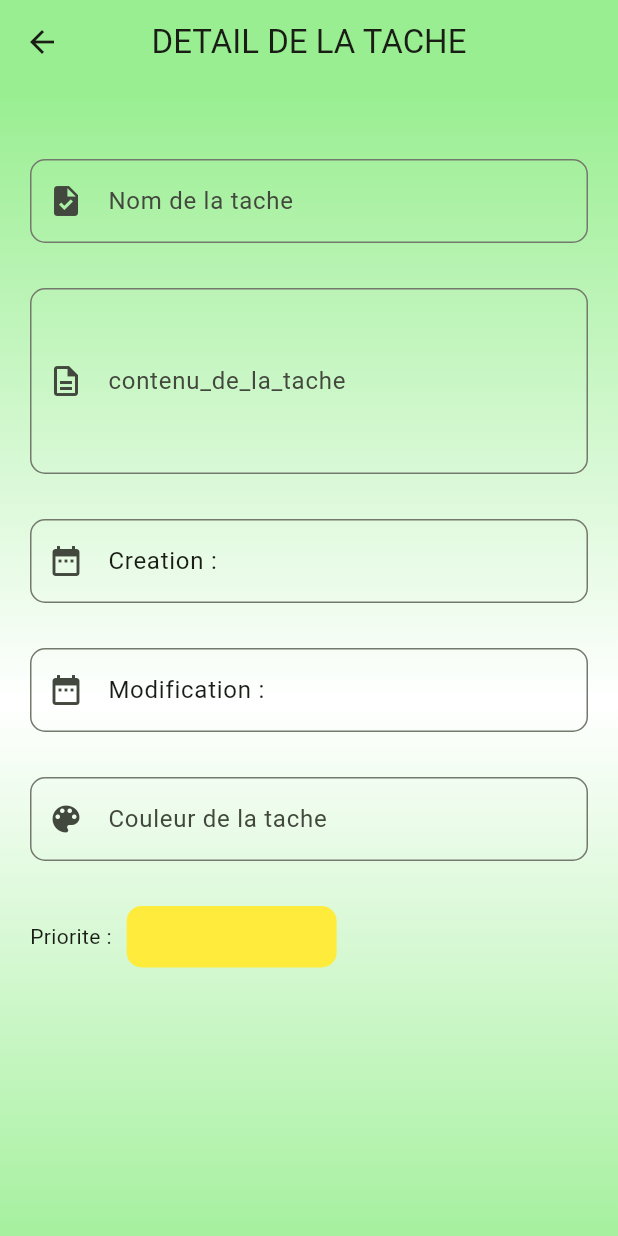
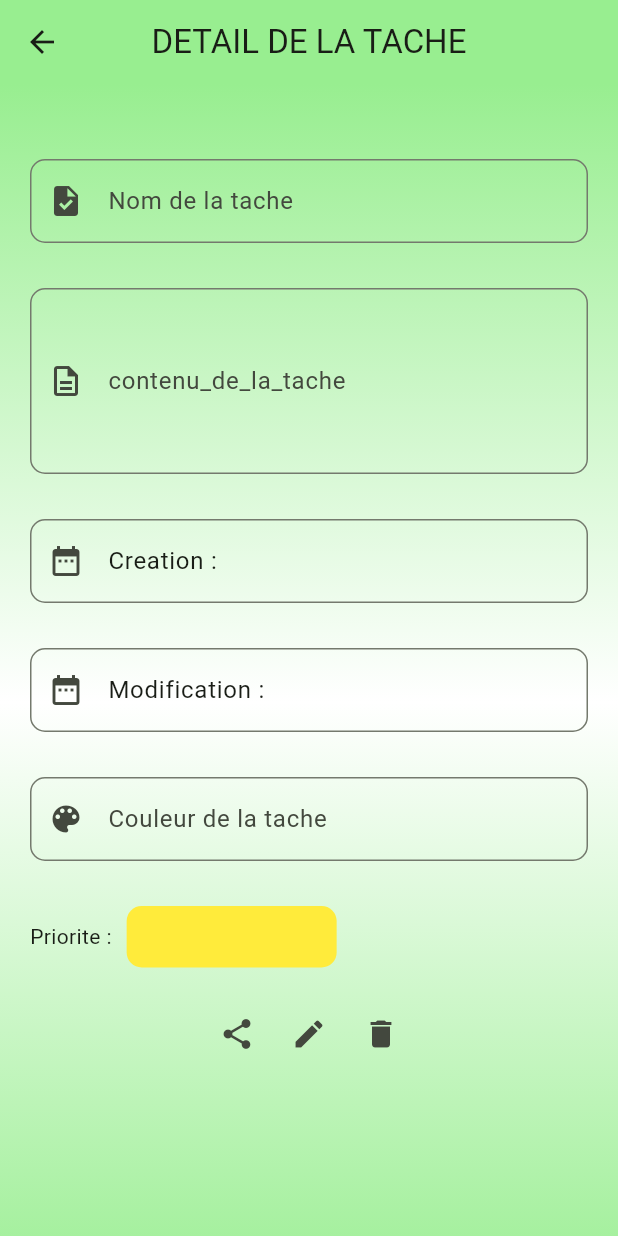
Before and after one commit to OmarDIOP0/tasker-app-force-n, a Flutter app: the DetailTask screen opened directly with empty values, on a phone screen of 412 x 824 dp. Run offline on Flutter 3.47's test engine with Material 3 defaults, Android fonts, the phone set to English and light mode, and no system bars; network calls fail.

Commit message:
ajout des api update et delete

```diff
--- a/lib/screen/accueil/accueil_page.dart
+++ b/lib/screen/accueil/accueil_page.dart
@@ -75,11 +75,12 @@ class _AccueilPageState extends State<AccueilPage> {
     });
   }
 
-  void _navigateToDetail(String nom_tache, String contenu, String date, String priorite, String couleur) {
+  void _navigateToDetail(int id,String nom_tache, String contenu, String date, String priorite, String couleur) {
     Navigator.push(
       context,
       MaterialPageRoute(
         builder: (context) => DetailTask(
+          id: id,
           nom_tache: nom_tache,
           contenu: contenu,
           date: date,
@@ -217,6 +218,7 @@ class _AccueilPageState extends State<AccueilPage> {
                     return GestureDetector(
                       onTap: () {
                         _navigateToDetail(
+                          task['id'] ?? 'No Id',
                           task['title'] ?? 'No Title',
                           task['content'] ?? 'No Content',
                           task['dueDate'] ?? 'No Date',
--- a/lib/screen/detail_task/detail_task.dart
+++ b/lib/screen/detail_task/detail_task.dart
@@ -1,14 +1,17 @@
 import 'package:flutter/material.dart';
+import 'package:intl/intl.dart';
 import 'package:tasker/constantes/colors.dart';
+import 'package:tasker/services/task_api.dart';
 import 'package:tasker/widget/ui_custom_Form.dart';
 import 'package:tasker/widget/ui_custom_profile_form.dart';
 class DetailTask extends StatefulWidget {
+  final int id;
   final String nom_tache;
   final String contenu;
   final String date;
   final String priorite;
   final String couleur;
-  const DetailTask({Key? key, required this.nom_tache, required this.contenu, required this.date, required this.priorite, required this.couleur}) : super(key: key);
+  const DetailTask({Key? key,required this.id, required this.nom_tache, required this.contenu, required this.date, required this.priorite, required this.couleur}) : super(key: key);
 
   @override
   State<DetailTask> createState() => _DetailTaskState();
@@ -64,7 +67,7 @@ class _DetailTaskState extends State<DetailTask> {
               ),
               const SizedBox(height: 30),
               UICustumProfileForm(
-                value: 'Modification :${widget.date}',
+                value: 'Modification : ${widget.date}',
                 comment: "Modification de la tache",
                 icon: const Icon(Icons.date_range),
               ),
@@ -93,6 +96,24 @@ class _DetailTaskState extends State<DetailTask> {
                     child: Text(widget.priorite),
                   ),
                 ],
+              ),
+              const SizedBox(height: 20),
+              Row(
+                mainAxisAlignment: MainAxisAlignment.center,
+                children: [
+                  IconButton(onPressed: (){},
+                      icon: const Icon(Icons.share)
+                  ),
+                  IconButton(onPressed: (){
+                    updateTask(context,widget.id, widget.nom_tache, widget.contenu, widget.priorite, widget.couleur, widget.date);
+                    Navigator.pushNamed(context, '/');
+                  },
+                      icon: const Icon(Icons.edit)),
+                  IconButton(onPressed: (){
+                    deleteTask(context, widget.id);
+                    Navigator.pushNamed(context, '/');
+                    }, icon:const Icon(Icons.delete))
+                ],
               )
             ],
           ),
```
Also changed, not shown: lib/services/task_api.dart (+39 -2 lines), 1 other file.
